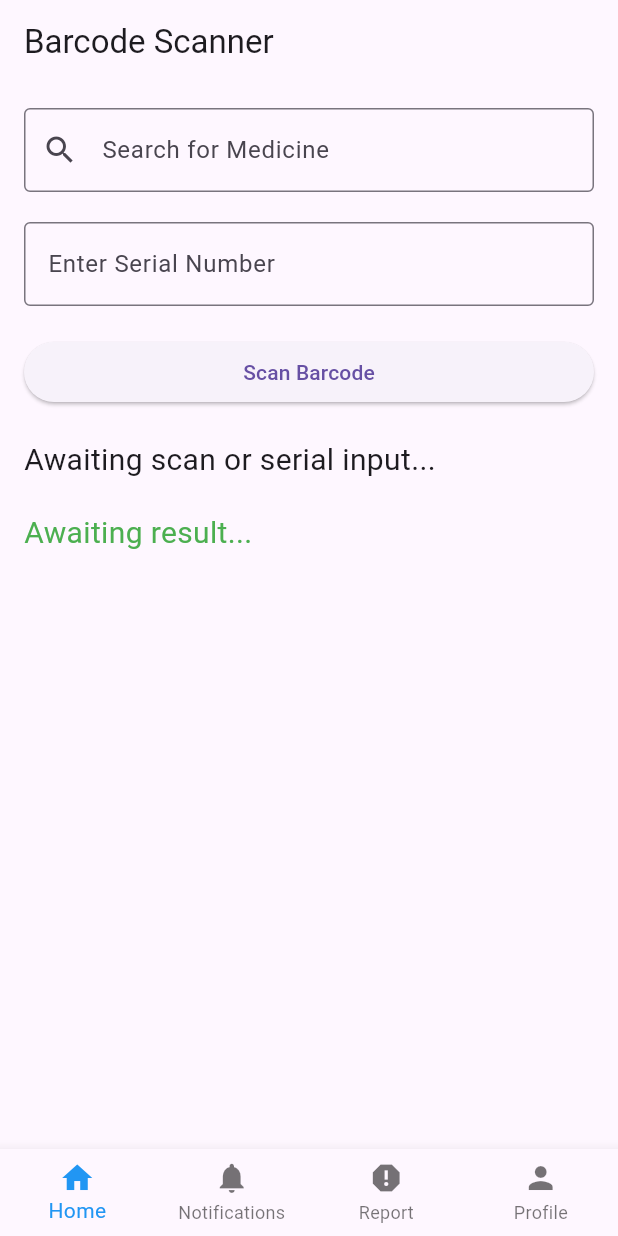
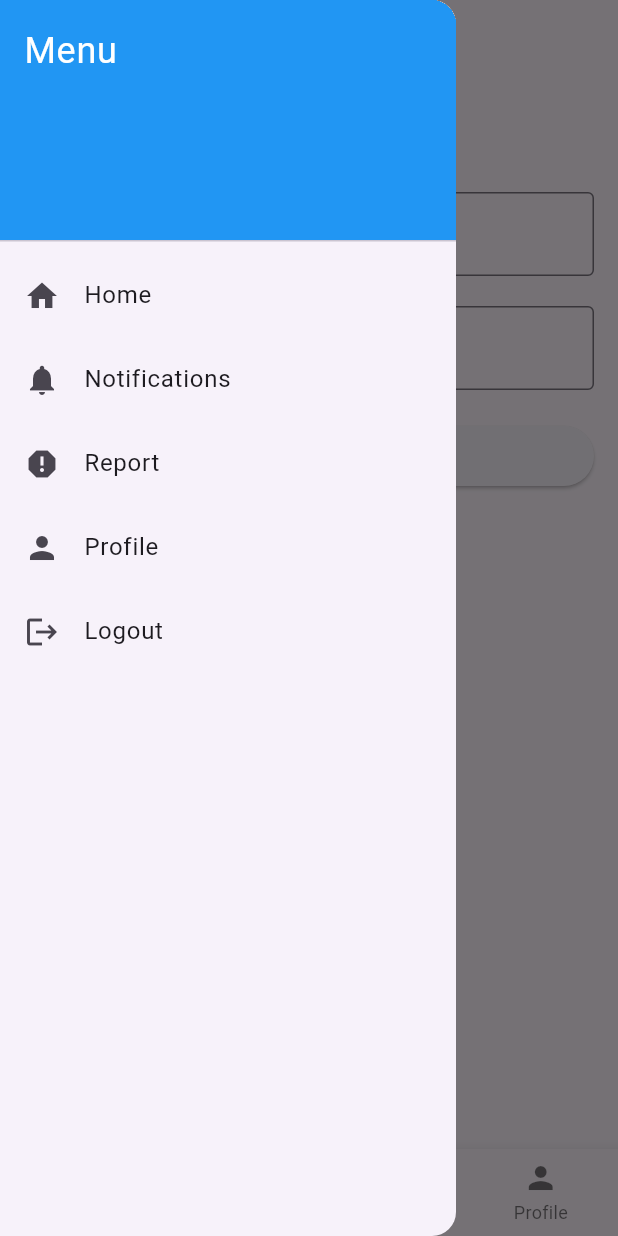
Before and after one commit to MANIKANDAN1201/Fakemedicine0, a Flutter app: the screen it shows once a user with an empty profile is signed in, with the side drawer open (before the commit the screen has no drawer), on a phone screen of 412 x 824 dp. Run offline on Flutter 3.47's test engine with Material 3 defaults, Android fonts, the phone set to English and light mode, and no system bars; our stand-ins replace cloud_firestore, firebase_auth, firebase_core; missing offline and left inert: flutter_barcode_scanner; accounts and stored records are empty.

Commit message:
modified homescreen

```diff
--- a/lib/home_screen.dart
+++ b/lib/home_screen.dart
@@ -29,6 +29,77 @@ class _HomeScreenState extends State<HomeScreen> {
   @override
   Widget build(BuildContext context) {
     return Scaffold(
+      appBar: AppBar(
+        title: Text('Home Screen'),
+      ),
+      drawer: Drawer(
+        child: ListView(
+          padding: EdgeInsets.zero,
+          children: <Widget>[
+            DrawerHeader(
+              decoration: BoxDecoration(
+                color: Colors.blue,
+              ),
+              child: Text(
+                'Menu',
+                style: TextStyle(
+                  color: Colors.white,
+                  fontSize: 24,
+                ),
+              ),
+            ),
+            ListTile(
+              leading: Icon(Icons.home),
+              title: Text('Home'),
+              onTap: () {
+                Navigator.pop(context); // Close the drawer
+                setState(() {
+                  _selectedIndex = 0; // Switch to Home page
+                });
+              },
+            ),
+            ListTile(
+              leading: Icon(Icons.notifications),
+              title: Text('Notifications'),
+              onTap: () {
+                Navigator.pop(context); // Close the drawer
+                setState(() {
+                  _selectedIndex = 1; // Switch to Notifications page
+                });
+              },
+            ),
+            ListTile(
+              leading: Icon(Icons.report),
+              title: Text('Report'),
+              onTap: () {
+                Navigator.pop(context); // Close the drawer
+                setState(() {
+                  _selectedIndex = 2; // Switch to Report page
+                });
+              },
+            ),
+            ListTile(
+              leading: Icon(Icons.person),
+              title: Text('Profile'),
+              onTap: () {
+                Navigator.pop(context); // Close the drawer
+                setState(() {
+                  _selectedIndex = 3; // Switch to Profile page
+                });
+              },
+            ),
+            ListTile(
+              leading: Icon(Icons.logout),
+              title: Text('Logout'),
+              onTap: () async {
+                await FirebaseAuth.instance.signOut();
+                // Redirect to AuthScreen or handle logout
+                Navigator.pushReplacementNamed(context, '/auth');
+              },
+            ),
+          ],
+        ),
+      ),
       body: _pages[_selectedIndex],
       bottomNavigationBar: BottomNavigationBar(
         type: BottomNavigationBarType.fixed,
```
